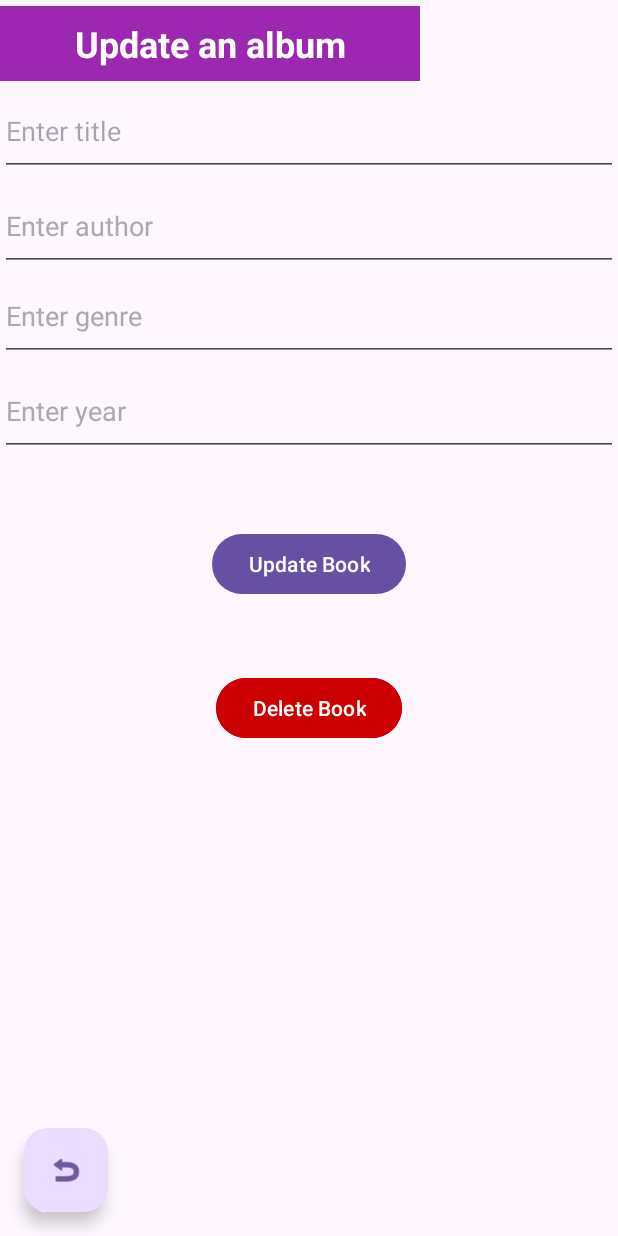
After one commit to fabiopulvirenti/RecordShopAndroid, an Android app: the layout activity_update_album.xml on its own in the app's theme, with its tools: preview values and no code run, on a phone screen of 412 x 824 dp. The commit adds this screen. Run offline under Robolectric (Android 15) with nearby library versions, the phone set to English and light mode, and no system bars.

Commit message:
feat:add activity_update_album

```diff
--- a/app/src/main/AndroidManifest.xml
+++ b/app/src/main/AndroidManifest.xml
@@ -16,7 +16,7 @@
         android:theme="@style/Theme.RecordShopAndroid"
         tools:targetApi="31">
         <activity
-            android:name=".ui.mainactivity.updatealbum.UpdateBookActivity"
+            android:name=".ui.mainactivity.updatealbum.UpdateAlbumActivity"
             android:exported="false" />
         <activity
             android:name=".ui.mainactivity.addalbum.AddNewAlbumActivity"
--- a/app/src/main/java/com/northcoders/recordshopandroid/ui/mainactivity/updatealbum/UpdateBookActivity.java
+++ b/app/src/main/java/com/northcoders/recordshopandroid/ui/mainactivity/updatealbum/UpdateAlbumActivity.java
@@ -10,13 +10,13 @@ import androidx.core.view.WindowInsetsCompat;
 
 import com.northcoders.recordshopandroid.R;
 
-public class UpdateBookActivity extends AppCompatActivity {
+public class UpdateAlbumActivity extends AppCompatActivity {
 
     @Override
     protected void onCreate(Bundle savedInstanceState) {
         super.onCreate(savedInstanceState);
         EdgeToEdge.enable(this);
-        setContentView(R.layout.activity_update_book);
+        setContentView(R.layout.activity_update_album);
         ViewCompat.setOnApplyWindowInsetsListener(findViewById(R.id.main), (v, insets) -> {
             Insets systemBars = insets.getInsets(WindowInsetsCompat.Type.systemBars());
             v.setPadding(systemBars.left, systemBars.top, systemBars.right, systemBars.bottom);
--- /dev/null
+++ b/app/src/main/res/layout/activity_update_album.xml
@@ -0,0 +1,139 @@
+<?xml version="1.0" encoding="utf-8"?>
+<layout xmlns:android="http://schemas.android.com/apk/res/android"
+    xmlns:app="http://schemas.android.com/apk/res-auto"
+    xmlns:tools="http://schemas.android.com/tools">
+
+    <data>
+
+        <variable
+            name="album"
+            type="com.northcoders.recordshopandroid.model.Album" />
+    </data>
+
+
+    <androidx.constraintlayout.widget.ConstraintLayout
+        android:layout_width="match_parent"
+        android:layout_height="match_parent"
+        app:layout_constraintBottom_toTopOf="@id/editAuthor"
+        app:layout_constraintTop_toTopOf="@id/editAuthor"
+        tools:context=".ui.mainactivity.updatealbum.UpdateAlbumActivity">
+
+        <EditText
+            android:id="@+id/editText"
+            android:layout_width="0dp"
+            android:layout_height="50dp"
+            android:layout_marginTop="4dp"
+            android:layout_marginEnd="132dp"
+            android:background="@color/purple_500"
+            android:text="Update an album"
+            android:textAlignment="center"
+            android:textColor="@color/white"
+            android:textSize="24sp"
+            android:textStyle="bold"
+            app:layout_constraintEnd_toEndOf="parent"
+            app:layout_constraintHorizontal_bias="1.0"
+            app:layout_constraintStart_toStartOf="parent"
+            app:layout_constraintTop_toTopOf="parent" />
+
+        <EditText
+            android:id="@+id/editAlbumName"
+            android:layout_width="0dp"
+            android:layout_height="wrap_content"
+            android:layout_marginTop="3dp"
+            android:layout_marginBottom="28dp"
+            android:hint="Enter title"
+            android:minHeight="60dp"
+            android:text="@={album.albumName}"
+            app:layout_constraintEnd_toEndOf="parent"
+            app:layout_constraintStart_toStartOf="parent"
+            app:layout_constraintTop_toBottomOf="@id/editText"
+            app:layout_constraintVertical_chainStyle="packed" />
+
+        <EditText
+            android:id="@+id/editAuthor"
+            android:layout_width="0dp"
+            android:layout_height="wrap_content"
+            android:layout_marginTop="3dp"
+            android:layout_marginBottom="28dp"
+            android:hint="Enter author"
+            android:minHeight="60dp"
+            android:text="@={album.author.authorName}"
+            android:textColor="@color/black"
+            android:textColorHint="@android:color/darker_gray"
+            app:layout_constraintEnd_toEndOf="parent"
+            app:layout_constraintStart_toStartOf="parent"
+            app:layout_constraintTop_toBottomOf="@id/editAlbumName"
+            app:layout_constraintVertical_chainStyle="packed" />
+
+        <EditText
+            android:id="@+id/editGenre"
+            android:layout_width="0dp"
+            android:layout_height="wrap_content"
+            android:layout_marginBottom="28dp"
+            android:hint="Enter genre"
+            android:minHeight="60dp"
+            android:text="@={album.genre}"
+            android:textColor="@color/black"
+            android:textColorHint="@android:color/darker_gray"
+            app:layout_constraintEnd_toEndOf="parent"
+            app:layout_constraintStart_toStartOf="parent"
+            app:layout_constraintTop_toBottomOf="@id/editAuthor"
+            app:layout_constraintVertical_bias="0.059" />
+
+        <EditText
+            android:id="@+id/editReleaseYear"
+            android:layout_width="0dp"
+            android:layout_height="wrap_content"
+            android:layout_marginTop="3dp"
+            android:layout_marginBottom="28dp"
+            android:hint="Enter year"
+            android:minHeight="60dp"
+            android:text="@={`` + album.releaseYear}"
+            android:textColor="@color/black"
+            android:textColorHint="@android:color/darker_gray"
+            app:layout_constraintEnd_toEndOf="parent"
+            app:layout_constraintStart_toStartOf="parent"
+            app:layout_constraintTop_toBottomOf="@id/editGenre"
+            app:layout_constraintVertical_chainStyle="packed" />
+
+        <Button
+            android:id="@+id/submit"
+            android:layout_width="wrap_content"
+            android:layout_height="wrap_content"
+            android:layout_marginTop="48dp"
+            android:onClick="@{clickHandler::onSubmitBtnClicked}"
+            android:text="Update Book"
+            app:layout_constraintEnd_toEndOf="parent"
+            app:layout_constraintStart_toStartOf="parent"
+            app:layout_constraintTop_toBottomOf="@+id/editReleaseYear" />
+
+
+        <Button
+            android:id="@+id/delete"
+            android:layout_width="wrap_content"
+            android:layout_height="wrap_content"
+            android:layout_marginTop="48dp"
+            android:backgroundTint="@android:color/holo_red_dark"
+            android:onClick="@{clickHandler::onDeleteBtnClicked}"
+            android:text="Delete Book"
+            app:layout_constraintEnd_toEndOf="parent"
+            app:layout_constraintStart_toStartOf="parent"
+            app:layout_constraintTop_toBottomOf="@+id/submit"
+
+            />
+
+        <com.google.android.material.floatingactionbutton.FloatingActionButton
+            android:id="@+id/floatingActionButton"
+            android:layout_width="wrap_content"
+            android:layout_height="wrap_content"
+            android:layout_marginStart="16dp"
+            android:layout_marginBottom="16dp"
+            android:contentDescription="@string/searchbar_scrolling_view_behavior"
+            android:onClick="@{clickHandler::onBackButtonClicked}"
+            android:src="@android:drawable/ic_menu_revert"
+            app:layout_constraintBottom_toBottomOf="parent"
+            app:layout_constraintStart_toStartOf="parent" />
+
+
+    </androidx.constraintlayout.widget.ConstraintLayout>
+</layout>
--- a/app/src/main/res/layout/activity_update_book.xml
+++ /dev/null
@@ -1,10 +0,0 @@
-<?xml version="1.0" encoding="utf-8"?>
-<androidx.constraintlayout.widget.ConstraintLayout xmlns:android="http://schemas.android.com/apk/res/android"
-    xmlns:app="http://schemas.android.com/apk/res-auto"
-    xmlns:tools="http://schemas.android.com/tools"
-    android:id="@+id/main"
-    android:layout_width="match_parent"
-    android:layout_height="match_parent"
-    tools:context=".ui.mainactivity.updatealbum.UpdateBookActivity">
-
-</androidx.constraintlayout.widget.ConstraintLayout>
```
